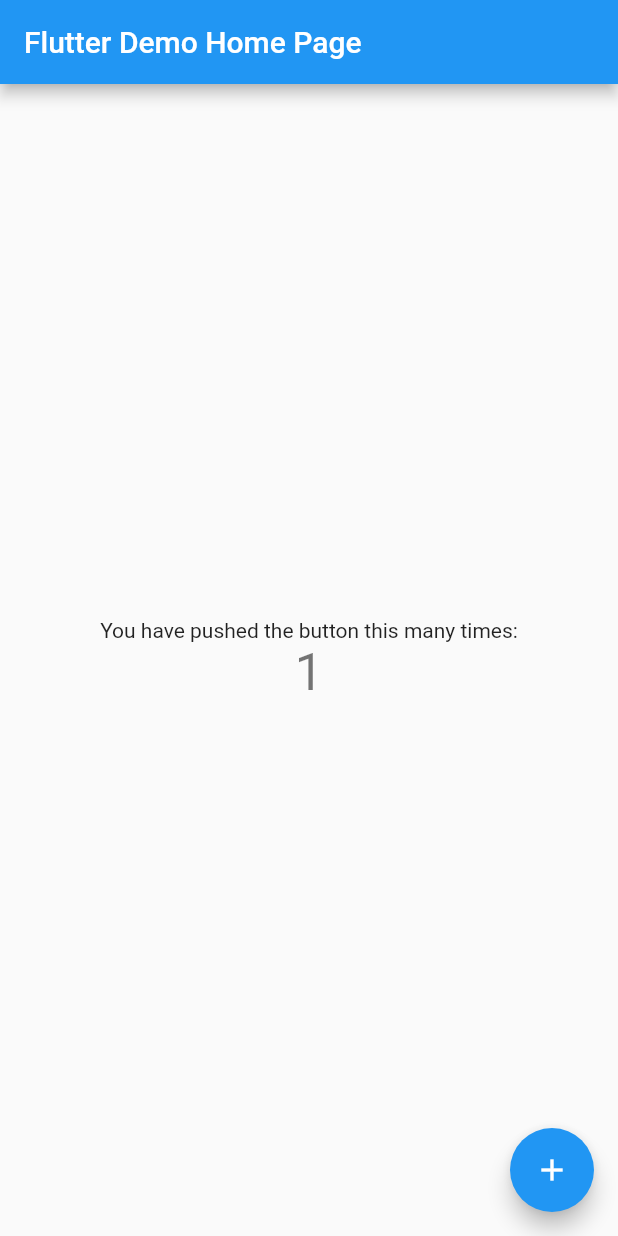
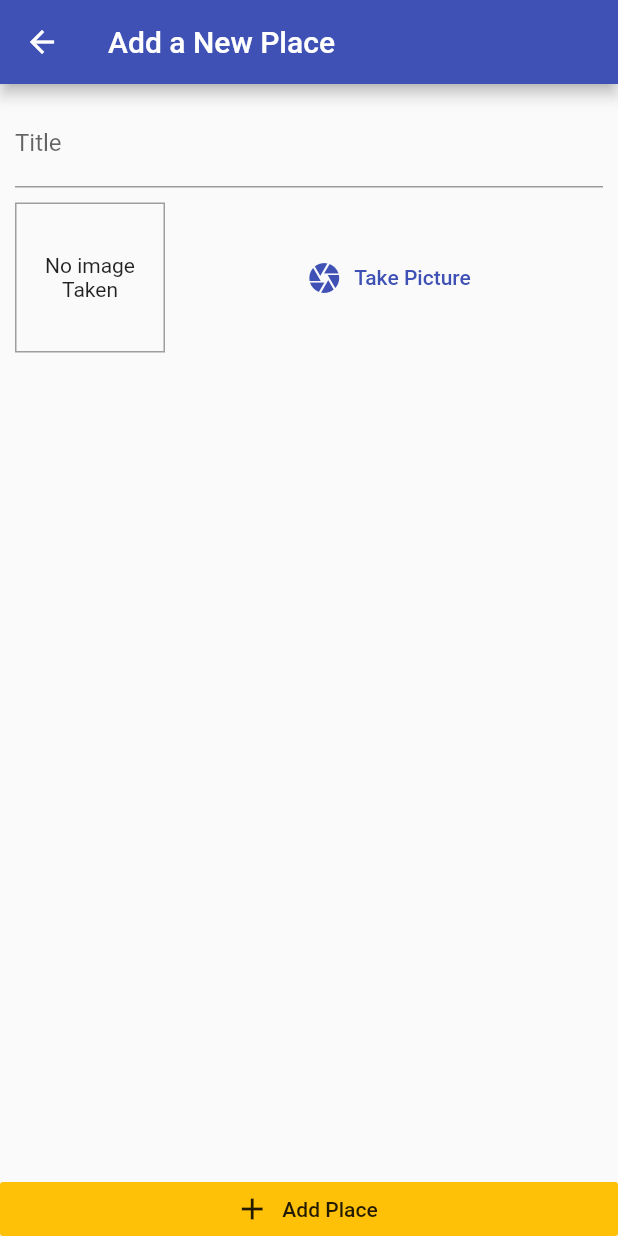
Before and after one commit to MehmetCelik4/places, a Flutter app: the screen it shows after launch, after a tap on the "add" icon, on a phone screen of 412 x 824 dp. Run offline on Flutter 3.47's test engine with Material 2 defaults, Android fonts, the phone set to English and light mode, and no system bars.

Commit message:
add place form

```diff
--- a/lib/main.dart
+++ b/lib/main.dart
@@ -1,111 +1,27 @@
 import 'package:flutter/material.dart';
+import 'package:places/providers/great_places.dart';
+import 'package:places/screens/add_place_screen.dart';
+import 'package:places/screens/places_list_screen.dart';
+import 'package:provider/provider.dart';
 
 void main() => runApp(MyApp());
 
 class MyApp extends StatelessWidget {
-  // This widget is the root of your application.
   @override
   Widget build(BuildContext context) {
-    return MaterialApp(
-      title: 'Flutter Demo',
-      theme: ThemeData(
-        // This is the theme of your application.
-        //
-        // Try running your application with "flutter run". You'll see the
-        // application has a blue toolbar. Then, without quitting the app, try
-        // changing the primarySwatch below to Colors.green and then invoke
-        // "hot reload" (press "r" in the console where you ran "flutter run",
-        // or simply save your changes to "hot reload" in a Flutter IDE).
-        // Notice that the counter didn't reset back to zero; the application
-        // is not restarted.
-        primarySwatch: Colors.blue,
+    return ChangeNotifierProvider.value(
+      value: GreatPlaces(),
+      child: MaterialApp(
+        title: 'Great Places',
+        theme: ThemeData(
+          primarySwatch: Colors.indigo,
+          accentColor: Colors.amber,
+        ),
+        home: PlacesListScreen(),
+        routes: {
+          AddPlaceScreen.routeName: (ctx) => AddPlaceScreen(),
+        },
       ),
-      home: MyHomePage(title: 'Flutter Demo Home Page'),
     );
   }
 }
-
-class MyHomePage extends StatefulWidget {
-  MyHomePage({Key key, this.title}) : super(key: key);
-
-  // This widget is the home page of your application. It is stateful, meaning
-  // that it has a State object (defined below) that contains fields that affect
-  // how it looks.
-
-  // This class is the configuration for the state. It holds the values (in this
-  // case the title) provided by the parent (in this case the App widget) and
-  // used by the build method of the State. Fields in a Widget subclass are
-  // always marked "final".
-
-  final String title;
-
-  @override
-  _MyHomePageState createState() => _MyHomePageState();
-}
-
-class _MyHomePageState extends State<MyHomePage> {
-  int _counter = 0;
-
-  void _incrementCounter() {
-    setState(() {
-      // This call to setState tells the Flutter framework that something has
-      // changed in this State, which causes it to rerun the build method below
-      // so that the display can reflect the updated values. If we changed
-      // _counter without calling setState(), then the build method would not be
-      // called again, and so nothing would appear to happen.
-      _counter++;
-    });
-  }
-
-  @override
-  Widget build(BuildContext context) {
-    // This method is rerun every time setState is called, for instance as done
-    // by the _incrementCounter method above.
-    //
-    // The Flutter framework has been optimized to make rerunning build methods
-    // fast, so that you can just rebuild anything that needs updating rather
-    // than having to individually change instances of widgets.
-    return Scaffold(
-      appBar: AppBar(
-        // Here we take the value from the MyHomePage object that was created by
-        // the App.build method, and use it to set our appbar title.
-        title: Text(widget.title),
-      ),
-      body: Center(
-        // Center is a layout widget. It takes a single child and positions it
-        // in the middle of the parent.
-        child: Column(
-          // Column is also a layout widget. It takes a list of children and
-          // arranges them vertically. By default, it sizes itself to fit its
-          // children horizontally, and tries to be as tall as its parent.
-          //
-          // Invoke "debug painting" (press "p" in the console, choose the
-          // "Toggle Debug Paint" action from the Flutter Inspector in Android
-          // Studio, or the "Toggle Debug Paint" command in Visual Studio Code)
-          // to see the wireframe for each widget.
-          //
-          // Column has various properties to control how it sizes itself and
-          // how it positions its children. Here we use mainAxisAlignment to
-          // center the children vertically; the main axis here is the vertical
-          // axis because Columns are vertical (the cross axis would be
-          // horizontal).
-          mainAxisAlignment: MainAxisAlignment.center,
-          children: <Widget>[
-            Text(
-              'You have pushed the button this many times:',
-            ),
-            Text(
-              '$_counter',
-              style: Theme.of(context).textTheme.display1,
-            ),
-          ],
-        ),
-      ),
-      floatingActionButton: FloatingActionButton(
-        onPressed: _incrementCounter,
-        tooltip: 'Increment',
-        child: Icon(Icons.add),
-      ), // This trailing comma makes auto-formatting nicer for build methods.
-    );
-  }
-}
--- /dev/null
+++ b/lib/models/place.dart
@@ -0,0 +1,28 @@
+import 'dart:io';
+import 'package:flutter/widgets.dart';
+
+class PlaceLocation {
+  final double latitude;
+  final double longitude;
+  final String address;
+
+  PlaceLocation({
+    @required this.latitude,
+    @required this.longitude,
+    @required this.address,
+  });
+}
+
+class Place {
+  final String id;
+  final String title;
+  final PlaceLocation location;
+  final File image;
+
+  Place({
+    @required this.id,
+    @required this.title,
+    @required this.location,
+    @required this.image,
+  });
+}
--- /dev/null
+++ b/lib/providers/great_places.dart
@@ -0,0 +1,10 @@
+import 'package:flutter/widgets.dart';
+import 'package:places/models/place.dart';
+
+class GreatPlaces with ChangeNotifier {
+  List<Place> _items = [];
+
+  List<Place> get items {
+    return [..._items];
+  }
+}
--- /dev/null
+++ b/lib/screens/add_place_screen.dart
@@ -0,0 +1,53 @@
+import 'package:flutter/material.dart';
+import 'package:places/widgets/image_input.dart';
+
+class AddPlaceScreen extends StatefulWidget {
+  static const routeName = "/add-place";
+
+  @override
+  _AddPlaceScreenState createState() => _AddPlaceScreenState();
+}
+
+class _AddPlaceScreenState extends State<AddPlaceScreen> {
+  final _titleController = TextEditingController();
+  @override
+  Widget build(BuildContext context) {
+    return Scaffold(
+      appBar: AppBar(
+        title: Text("Add a New Place"),
+      ),
+      body: Column(
+        crossAxisAlignment: CrossAxisAlignment.stretch,
+        children: <Widget>[
+          Expanded(
+            child: SingleChildScrollView(
+              child: Padding(
+                padding: const EdgeInsets.all(10.0),
+                child: Column(
+                  children: <Widget>[
+                    TextField(
+                      decoration: InputDecoration(labelText: "Title"),
+                      controller: _titleController,
+                    ),
+                    SizedBox(
+                      height: 10,
+                    ),
+                    ImageINput(),
+                  ],
+                ),
+              ),
+            ),
+          ),
+          RaisedButton.icon(
+            onPressed: () {},
+            icon: Icon(Icons.add),
+            label: Text("Add Place"),
+            elevation: 0,
+            materialTapTargetSize: MaterialTapTargetSize.shrinkWrap,
+            color: Theme.of(context).accentColor,
+          )
+        ],
+      ),
+    );
+  }
+}
--- /dev/null
+++ b/lib/screens/places_list_screen.dart
@@ -0,0 +1,26 @@
+import 'package:flutter/material.dart';
+import 'package:places/screens/add_place_screen.dart';
+
+class PlacesListScreen extends StatelessWidget {
+  const PlacesListScreen({Key key}) : super(key: key);
+
+  @override
+  Widget build(BuildContext context) {
+    return Scaffold(
+      appBar: AppBar(
+        title: Text("You Places"),
+        actions: <Widget>[
+          IconButton(
+            icon: Icon(Icons.add),
+            onPressed: () {
+              Navigator.of(context).pushNamed(AddPlaceScreen.routeName);
+            },
+          ),
+        ],
+      ),
+      body: Center(
+        child: CircularProgressIndicator(),
+      ),
+    );
+  }
+}
--- /dev/null
+++ b/lib/widgets/image_input.dart
@@ -0,0 +1,51 @@
+import 'dart:io';
+
+import 'package:flutter/material.dart';
+
+class ImageINput extends StatefulWidget {
+  @override
+  _ImageINputState createState() => _ImageINputState();
+}
+
+class _ImageINputState extends State<ImageINput> {
+  File _storedImage;
+  @override
+  Widget build(BuildContext context) {
+    return Row(
+      children: <Widget>[
+        Container(
+          width: 100,
+          height: 100,
+          decoration: BoxDecoration(
+            border: Border.all(
+              width: 1,
+              color: Colors.grey,
+            ),
+          ),
+          child: _storedImage != null
+              ? Image.file(
+                  _storedImage,
+                  fit: BoxFit.cover,
+                  width: double.infinity,
+                )
+              : Text(
+                  "No image Taken",
+                  textAlign: TextAlign.center,
+                ),
+          alignment: Alignment.center,
+        ),
+        SizedBox(
+          width: 10,
+        ),
+        Expanded(
+          child: FlatButton.icon(
+            icon: Icon(Icons.camera),
+            onPressed: () {},
+            label: Text("Take Picture"),
+            textColor: Theme.of(context).primaryColor,
+          ),
+        )
+      ],
+    );
+  }
+}
--- a/pubspec.yaml
+++ b/pubspec.yaml
@@ -19,6 +19,7 @@ environment:
 dependencies:
   flutter:
     sdk: flutter
+  provider: ^4.0.5+1
 
   # The following adds the Cupertino Icons font to your application.
   # Use with the CupertinoIcons class for iOS style icons.
```
Also changed, not shown: lib/screens/place_detail_screen.dart (added), pubspec.lock.
